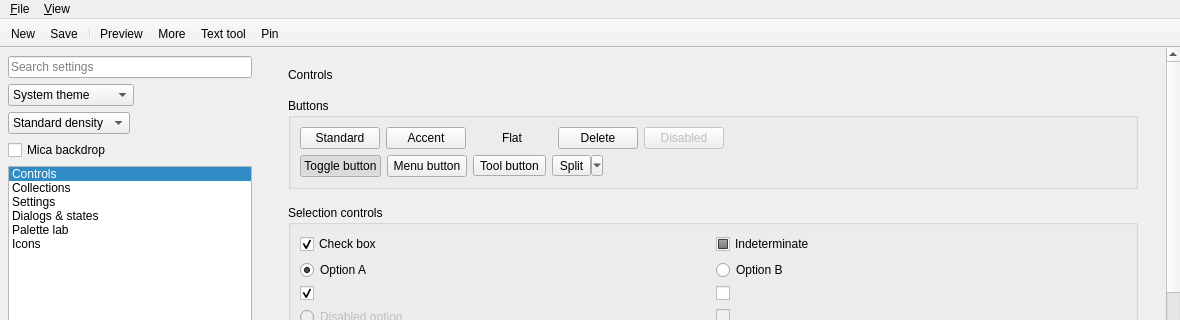
This is src/gallery/gallerywindow.ui in JulienMaille/WinUI3Style as Qt 5 draws it before an edit; both pictures show x 0 to 1180 and y 0 to 320 of the 1180 by 780 pixel window. The edited form follows.
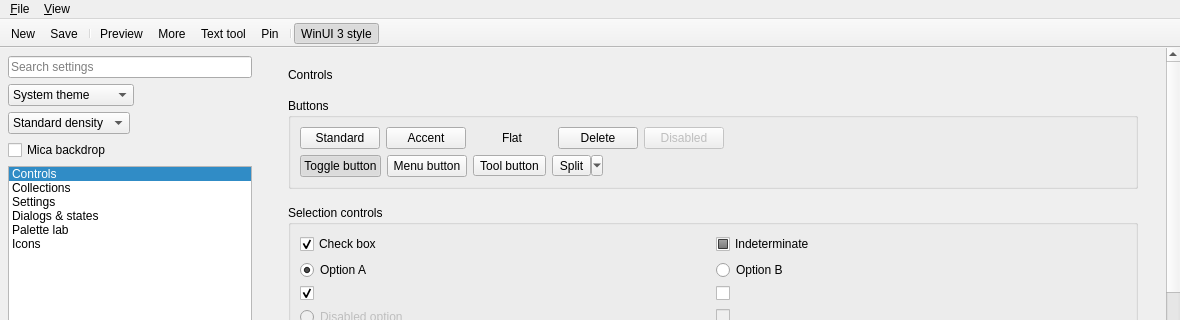
This is the edited form.

Commit message: feat(gallery): add toolbar style comparison toggle

What changed in the file:
```diff
--- a/src/gallery/gallerywindow.ui
+++ b/src/gallery/gallerywindow.ui
@@ -248,8 +248,8 @@
   </widget>
   <widget class="QMenuBar" name="menuBar"><widget class="QMenu" name="fileMenu"><property name="title"><string>&amp;File</string></property><widget class="QMenu" name="exportMenu"><property name="title"><string>&amp;Export</string></property><addaction name="exportDocumentAction"/><addaction name="exportImageAction"/></widget><addaction name="newProjectAction"/><addaction name="openProjectAction"/><addaction name="autoSaveAction"/><addaction name="exportMenu"/><addaction name="separator"/><addaction name="exitAction"/></widget><widget class="QMenu" name="viewMenu"><property name="title"><string>&amp;View</string></property><addaction name="navigationPaneAction"/></widget><addaction name="fileMenu"/><addaction name="viewMenu"/></widget>
   <widget class="QStatusBar" name="statusBar"><property name="sizeGripEnabled"><bool>true</bool></property></widget>
-  <widget class="QToolBar" name="commandBar"><property name="windowTitle"><string>Command bar</string></property><property name="movable"><bool>false</bool></property><property name="toolButtonStyle"><enum>Qt::ToolButtonTextBesideIcon</enum></property><addaction name="newAction"/><addaction name="saveAction"/><addaction name="separator"/><addaction name="previewAction"/><addaction name="moreAction"/><addaction name="textToolAction"/><addaction name="pinAction"/></widget>
-  <action name="newProjectAction"><property name="text"><string>&amp;New project</string></property><property name="shortcut"><string>Ctrl+N</string></property></action><action name="openProjectAction"><property name="text"><string>&amp;Open a recent project with a deliberately long name</string></property><property name="shortcut"><string>Ctrl+Shift+O</string></property></action><action name="autoSaveAction"><property name="checkable"><bool>true</bool></property><property name="checked"><bool>true</bool></property><property name="text"><string>Save changes &amp;automatically</string></property></action><action name="exportDocumentAction"><property name="shortcut"><string>Ctrl+D</string></property><property name="text"><string>Portable &amp;document</string></property></action><action name="exportImageAction"><property name="shortcut"><string>Ctrl+I</string></property><property name="text"><string>&amp;Image</string></property></action><action name="exitAction"><property name="shortcut"><string>Ctrl+Q</string></property><property name="text"><string>E&amp;xit</string></property></action><action name="navigationPaneAction"><property name="checkable"><bool>true</bool></property><property name="checked"><bool>true</bool></property><property name="text"><string>&amp;Navigation pane</string></property></action><action name="newAction"><property name="text"><string>New</string></property></action><action name="saveAction"><property name="text"><string>Save</string></property></action><action name="previewAction"><property name="checkable"><bool>true</bool></property><property name="text"><string>Preview</string></property></action><action name="moreAction"><property name="text"><string>More</string></property></action><action name="textToolAction"><property name="text"><string>Text tool</string></property></action><action name="pinAction"><property name="checkable"><bool>true</bool></property><property name="text"><string>Pin</string></property></action>
+  <widget class="QToolBar" name="commandBar"><property name="windowTitle"><string>Command bar</string></property><property name="movable"><bool>false</bool></property><property name="toolButtonStyle"><enum>Qt::ToolButtonTextBesideIcon</enum></property><addaction name="newAction"/><addaction name="saveAction"/><addaction name="separator"/><addaction name="previewAction"/><addaction name="moreAction"/><addaction name="textToolAction"/><addaction name="pinAction"/><addaction name="separator"/><addaction name="comparisonToggleAction"/></widget>
+  <action name="newProjectAction"><property name="text"><string>&amp;New project</string></property><property name="shortcut"><string>Ctrl+N</string></property></action><action name="openProjectAction"><property name="text"><string>&amp;Open a recent project with a deliberately long name</string></property><property name="shortcut"><string>Ctrl+Shift+O</string></property></action><action name="autoSaveAction"><property name="checkable"><bool>true</bool></property><property name="checked"><bool>true</bool></property><property name="text"><string>Save changes &amp;automatically</string></property></action><action name="exportDocumentAction"><property name="shortcut"><string>Ctrl+D</string></property><property name="text"><string>Portable &amp;document</string></property></action><action name="exportImageAction"><property name="shortcut"><string>Ctrl+I</string></property><property name="text"><string>&amp;Image</string></property></action><action name="exitAction"><property name="shortcut"><string>Ctrl+Q</string></property><property name="text"><string>E&amp;xit</string></property></action><action name="navigationPaneAction"><property name="checkable"><bool>true</bool></property><property name="checked"><bool>true</bool></property><property name="text"><string>&amp;Navigation pane</string></property></action><action name="newAction"><property name="text"><string>New</string></property></action><action name="saveAction"><property name="text"><string>Save</string></property></action><action name="previewAction"><property name="checkable"><bool>true</bool></property><property name="text"><string>Preview</string></property></action><action name="moreAction"><property name="text"><string>More</string></property></action><action name="textToolAction"><property name="text"><string>Text tool</string></property></action><action name="pinAction"><property name="checkable"><bool>true</bool></property><property name="text"><string>Pin</string></property></action><action name="comparisonToggleAction"><property name="checkable"><bool>true</bool></property><property name="checked"><bool>true</bool></property><property name="text"><string>WinUI 3 style</string></property><property name="toolTip"><string>Switch between WinUI 3 style and the comparison style (Windows 11 or Fusion)</string></property></action>
  </widget>
  <connections>
   <connection><sender>navigationList</sender><signal>currentRowChanged(int)</signal><receiver>pages</receiver><slot>setCurrentIndex(int)</slot></connection>
```
The commit also changes 2 other files.
